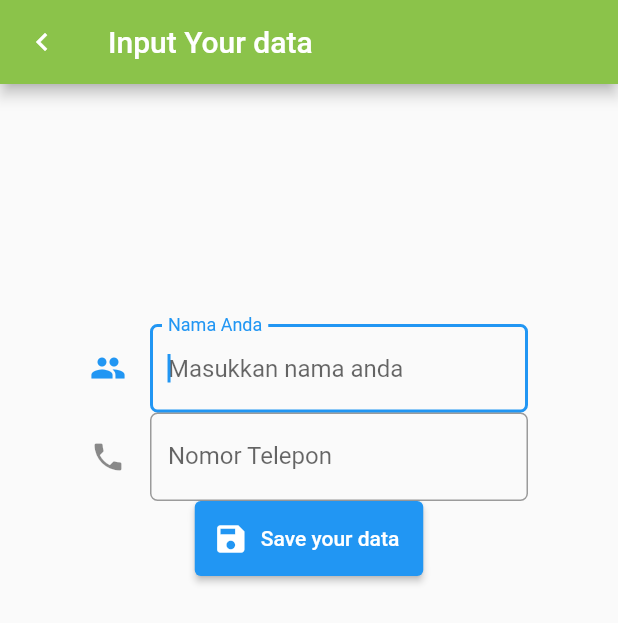
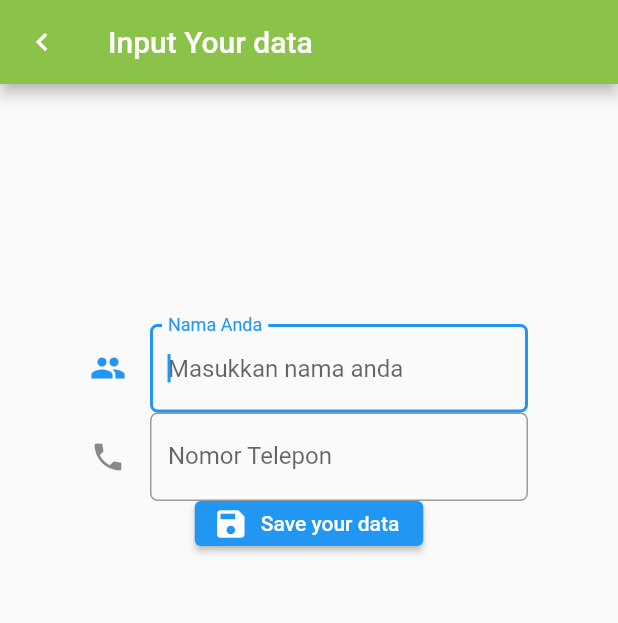
Before and after one commit to FajarAlFath/flutter_Muhammad-Fajar-Al-Fath, a Flutter app: the AddContact screen opened directly, on a phone screen of 412 x 824 dp. Shown: the top 623 px of the screen. Run offline on Flutter 3.47's test engine with Material 2 defaults, Android fonts, the phone set to English and light mode, and no system bars; our stand-ins replace badges, barcode_widget, file_picker, flutter_colorpicker, open_file; missing offline and left inert: cupertino_list_tile, dart:html; key blocks and very long unbroken strings in the code were emptied for the run.

Commit message:
revisi form

```diff
--- a/16_Form Input Button/praktikum/flutter_form/lib/add_contact.dart
+++ b/16_Form Input Button/praktikum/flutter_form/lib/add_contact.dart
@@ -84,7 +84,7 @@ class _AddContactState extends State<AddContact>{
             },
           ),
           SizedBox(
-            height: 50,
+            height: 30,
             child: ElevatedButton.icon(
               onPressed: (){
                 if(_formKey.currentState!.validate()){
```
